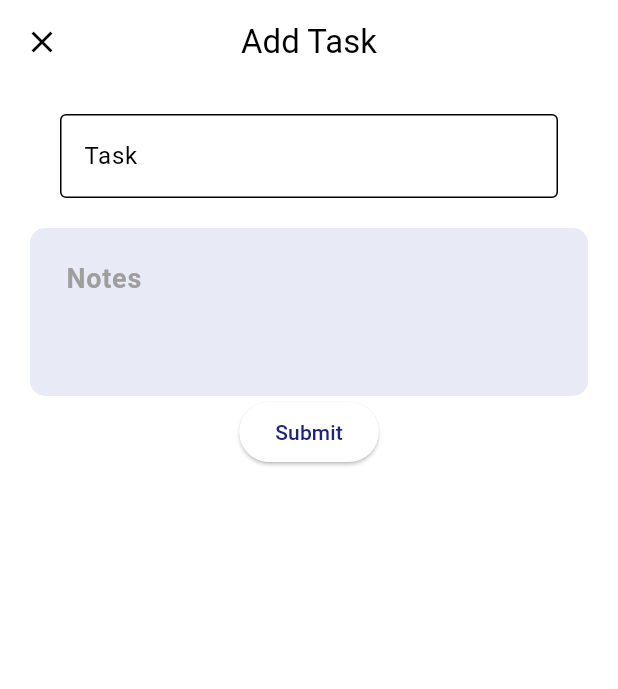
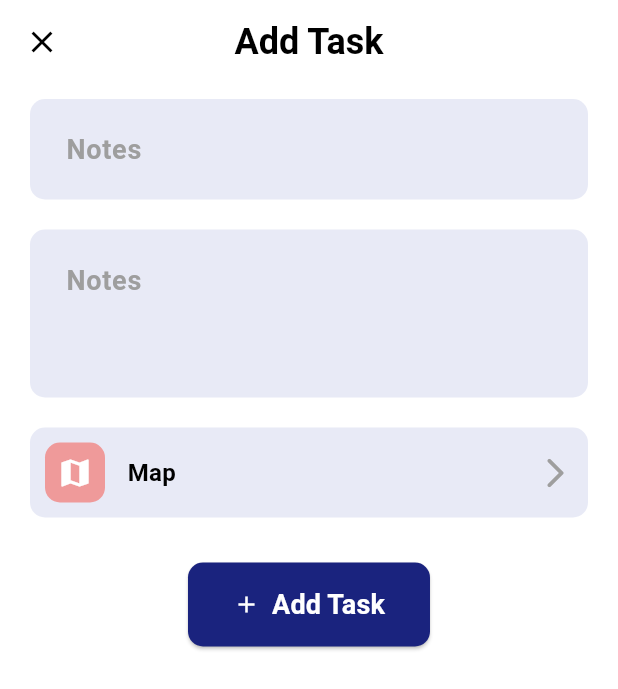
Before and after one commit to Gepeet/todo-week1, a Flutter app: the NewItemPage screen opened directly, on a phone screen of 412 x 824 dp. Shown: the top 689 px of the screen. Run offline on Flutter 3.47's test engine with Material 3 defaults, Android fonts, the phone set to English and light mode, and no system bars.

Commit message:
finished add item

```diff
--- a/lib/pages/new_item_page.dart
+++ b/lib/pages/new_item_page.dart
@@ -31,27 +31,48 @@ class NewItemState extends State<NewItemPage>{
                   }
                ),
                centerTitle:true,
-               title:const Text('Add Task')
+               title: Text(
+                  'Add Task',
+                  style:TextStyle(
+                     color: Theme.of(context).colorScheme.tertiary,
+                     fontWeight: FontWeight.bold,
+                     fontSize: 24
+                  )
+               )
             ),
             body: Padding(
-               padding: EdgeInsets.only(left:20,right:20),
+               padding: const EdgeInsets.only(left:20,right:20),
                child:
                Column(
                children:[
+                     const SizedBox(height:10),
 
-                  //Task input
-                 Padding(
-                     padding:const EdgeInsets.all(20),
+                  //Title input
+                  Container(
+                     decoration: BoxDecoration(
+                        color: Theme.of(context).colorScheme.primaryContainer,
+                        borderRadius: BorderRadius.circular(10)
+                     ),
+                     child:
+                  Padding(
+                     padding: const EdgeInsets.all(20),
                      child:
                         TextField(
                         controller: titleController,
-                        decoration:const InputDecoration(
-                           border: OutlineInputBorder(),
-                           hintText: 'Task',
+                        decoration: InputDecoration.collapsed(
+                           filled:true,
+                           fillColor: Theme.of(context).colorScheme.primaryContainer,
+                           hintText: 'Notes',
+                           hintStyle: TextStyle(
+                                    color: Theme.of(context).colorScheme.onTertiaryContainer,
+                                    fontSize: 18,
+                                    fontWeight: FontWeight.w700
+                                 )
                         )
-                     )
+                     ),
                   ),
-
+                  ),
+                     const SizedBox(height: 20),
                   //Notes input
                   Container(
                      decoration: BoxDecoration(
@@ -80,21 +101,95 @@ class NewItemState extends State<NewItemPage>{
                      ),
                   ),
                   ),
+                     const SizedBox(height:20),
+                     //Select group
+                     GestureDetector(
+                        onTap:(){
 
+                        },
+                        child: Container(
+                           decoration: BoxDecoration(
+                              color: Theme.of(context).colorScheme.primaryContainer,
+                              borderRadius: BorderRadius.circular(10),
+                           ),
+                           child:
+                           Padding(
+                              padding:const EdgeInsets.symmetric(horizontal: 10, vertical:10),
+                              child:
+                                 Row(
+                                  mainAxisAlignment: MainAxisAlignment.spaceBetween,
+                                    children:[
+                                       Row(
+                                          children:[
+                                             Container(
+                                             height:40,
+                                             width:40,
+                                             decoration:BoxDecoration(
+                                                color: Colors.red.shade200,
+                                                borderRadius: BorderRadius.circular(10)
+                                             ),
+                                             child:const Icon(
+                                                Icons.map,
+                                                color: Colors.white
+                                             )
+                                          ),
+                                          const SizedBox(width:15),
+                                             Text(
+                                             'Map',
 
+                                             style:TextStyle(
+                                                fontSize: 16,
+                                                color: Theme.of(context).colorScheme.tertiary,
+                                                fontWeight: FontWeight.w600
+                                             )
+                                          )
+                                          ]
+                                       ),
+                                       Icon(
+                                       Icons.arrow_forward_ios_rounded,
+                                       color:Theme.of(context).colorScheme.onTertiaryContainer
+                                    )
+                                    ]
+                                 )
+                           )
+
+                        )
+                     ),
+
+                     const SizedBox(height:30),
                   //Submit button
-                  ElevatedButton(
+                  ElevatedButton.icon(
+                        icon: Icon(
+                           Icons.add,
+                           color: Theme.of(context).colorScheme.secondary
+                        ),
+                        label:Text(
+                           'Add Task',
+                           style:TextStyle(
+                              color:Theme.of(context).colorScheme.secondary,
+
+                              fontSize:18,
+                              fontWeight: FontWeight.bold
+                           )
+                        ),
+                     style: ElevatedButton.styleFrom(
+                        shape: RoundedRectangleBorder(
+                           borderRadius: BorderRadius.circular(10),
+                        ),
+                           padding: const EdgeInsets.symmetric(horizontal:30, vertical:15),
+                           backgroundColor: Theme.of(context).colorScheme.primary,
+                        ),
+
                      onPressed:(){
                         showDialog(
                         context: context,
                            builder: (context){
                               return AlertDialog(
-                                 content: Text(notesController.text),
+                                 content: Text('${notesController.text} - ${titleController.text}'),
                               );
                            }
                      );
                      },
-                     child: Text('Submit')
                   )
                ]
             )
```
